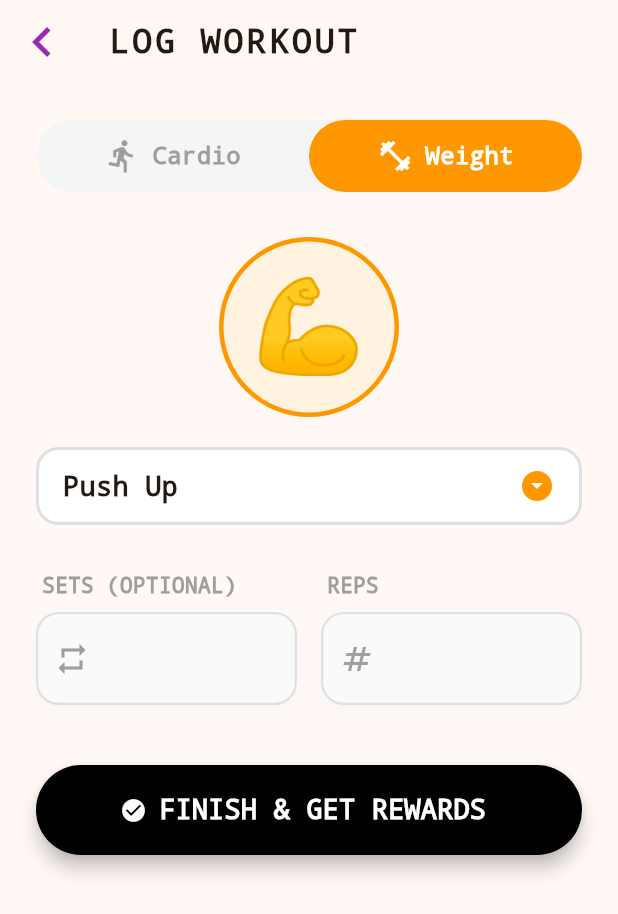
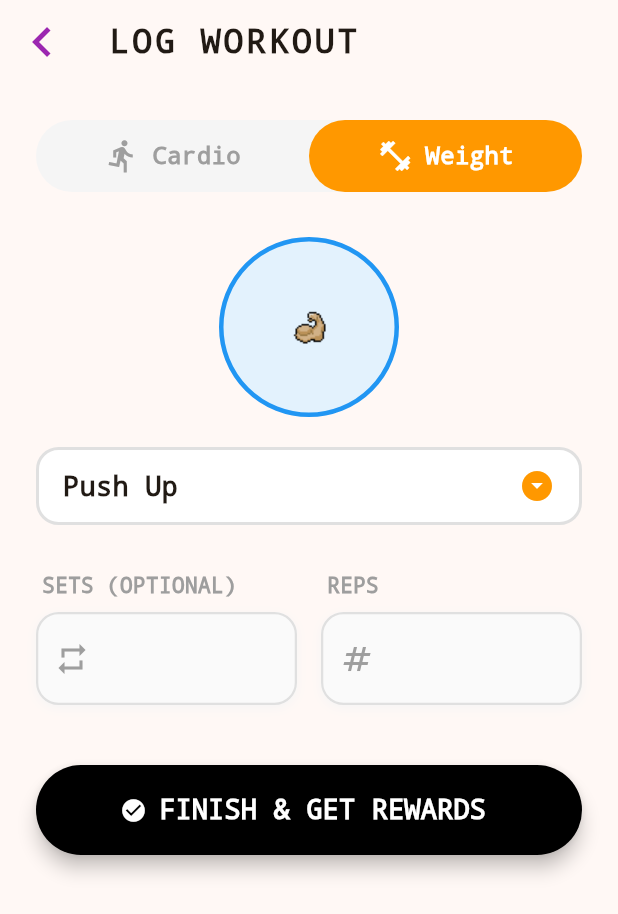
Before and after one commit to Sarankorn2547/habitu, a Flutter app: the WorkoutScreen screen opened directly with empty values, after a tap on "Weight", on a phone screen of 412 x 824 dp. Shown: the top 914 px of the screen. Run offline on Flutter 3.47's test engine with Material 3 defaults, Android fonts, the phone set to English and light mode, and no system bars; our stand-ins replace audioplayers, cloud_firestore, firebase_auth, firebase_core, table_calendar; accounts and stored records are empty.

Commit message:
Change Icons

```diff
--- a/App/lib/main.dart
+++ b/App/lib/main.dart
@@ -21,8 +21,9 @@ void main() async {
   await Firebase.initializeApp(options: DefaultFirebaseOptions.currentPlatform);
   runApp(MyApp());
   await themePlayer.setReleaseMode(ReleaseMode.loop); // ให้เล่นวนซ้ำ
-  await themePlayer.play(AssetSource('audio/themeSong.mp3'));
-  await themePlayer.setVolume(0.3);
+  await themePlayer.play(
+    AssetSource('audio/themeSong.mp3'),
+  ); // เล่นเพลงธีมตอนเปิดแอป);
 }
 
 class MyApp extends StatelessWidget {
--- a/App/lib/screens/workout_screen.dart
+++ b/App/lib/screens/workout_screen.dart
@@ -12,8 +12,6 @@ class WorkoutScreen extends StatefulWidget {
   @override
   _WorkoutScreenState createState() => _WorkoutScreenState();
 }
-
-
 
 class _WorkoutScreenState extends State<WorkoutScreen> {
   // Category Selection
@@ -30,16 +28,6 @@ class _WorkoutScreenState extends State<WorkoutScreen> {
   int _elapsedSeconds = 0;
   bool _isTimerRunning = false;
   bool _isTimerMode = false; // Toggle for Cardio: Manual vs Timer
-
-  final Map<String, String> _exerciseEmojis = {
-    'Running': '🏃',
-    'Cycling': '🚴',
-    'Swimming': '🏊',
-    'Push Up': '💪',
-    'Sit Up': '🧘',
-    'Weight Lifting': '🏋️',
-    'Other': '🤸',
-  };
 
   final List<String> _cardioTypes = ['Running', 'Cycling', 'Swimming'];
   final List<String> _weightTypes = [
@@ -98,7 +86,9 @@ class _WorkoutScreenState extends State<WorkoutScreen> {
     setState(() {
       _selectedCategory = category;
       // Reset selected type based on category
-      _selectedType = category == 'Cardio' ? _cardioTypes.first : _weightTypes.first;
+      _selectedType = category == 'Cardio'
+          ? _cardioTypes.first
+          : _weightTypes.first;
       // Reset inputs
       _resetTimer();
       _isTimerMode = false;
@@ -146,17 +136,27 @@ class _WorkoutScreenState extends State<WorkoutScreen> {
 
             // Exercise Icon
             Container(
-              height: 120, // Slightly smaller
+              height: 120,
               width: 120,
               decoration: BoxDecoration(
-                color: Colors.orange.shade50,
+                color: _selectedCategory == 'Cardio'
+                    ? Colors.orange.shade50
+                    : Colors.blue.shade50, // เปลี่ยนสีพื้นหลังตาม category
                 shape: BoxShape.circle,
-                border: Border.all(color: Colors.orange, width: 3),
+                border: Border.all(
+                  color: _selectedCategory == 'Cardio'
+                      ? Colors.orange
+                      : Colors.blue,
+                  width: 3,
+                ),
               ),
               child: Center(
-                child: Text(
-                  _exerciseEmojis[_selectedType] ?? '🤸',
-                  style: TextStyle(fontSize: 60),
+                child: Image.asset(
+                  // เช็คเงื่อนไขตรงนี้
+                  _selectedCategory == 'Cardio'
+                      ? 'assets/icons/stamina.png' // ถ้าเป็น Cardio
+                      : 'assets/icons/Muscle.png', // ถ้าเป็น Weight (เปลี่ยน path ตามไฟล์ของคุณ)
+                  height: 60,
                 ),
               ),
             ),
@@ -174,17 +174,27 @@ class _WorkoutScreenState extends State<WorkoutScreen> {
                 child: DropdownButton<String>(
                   value: _selectedType,
                   isExpanded: true,
-                  icon: Icon(Icons.arrow_drop_down_circle, color: Colors.orange),
-                  items: (_selectedCategory == 'Cardio' ? _cardioTypes : _weightTypes)
+                  icon: Icon(
+                    Icons.arrow_drop_down_circle,
+                    color: Colors.orange,
+                  ),
+                  items:
+                      (_selectedCategory == 'Cardio'
+                              ? _cardioTypes
+                              : _weightTypes)
                           .map((type) {
                             return DropdownMenuItem(
                               value: type,
                               child: Text(
                                 type,
-                        style: TextStyle(fontSize: 18, fontWeight: FontWeight.bold),
+                                style: TextStyle(
+                                  fontSize: 18,
+                                  fontWeight: FontWeight.bold,
+                                ),
                               ),
                             );
-                  }).toList(),
+                          })
+                          .toList(),
                   onChanged: (val) {
                     setState(() {
                       _selectedType = val!;
@@ -196,8 +206,10 @@ class _WorkoutScreenState extends State<WorkoutScreen> {
             SizedBox(height: 30),
 
             // Dynamic Content based on Category
-            if (_selectedCategory == 'Cardio') _buildCardioContent()
-            else _buildWeightContent(),
+            if (_selectedCategory == 'Cardio')
+              _buildCardioContent()
+            else
+              _buildWeightContent(),
 
             SizedBox(height: 40),
 
@@ -212,7 +224,8 @@ class _WorkoutScreenState extends State<WorkoutScreen> {
                   style: TextStyle(
                     color: Colors.white,
                     fontSize: 18,
-                      fontWeight: FontWeight.bold),
+                    fontWeight: FontWeight.bold,
+                  ),
                 ),
                 style: ElevatedButton.styleFrom(
                   backgroundColor: Colors.black,
@@ -224,21 +237,23 @@ class _WorkoutScreenState extends State<WorkoutScreen> {
                 onPressed: () async {
                   if (_isTimerRunning) {
                     ScaffoldMessenger.of(context).showSnackBar(
-                        SnackBar(content: Text("Please stop the timer first!"))
+                      SnackBar(content: Text("Please stop the timer first!")),
                     );
                     return;
                   }
 
                   // Validate inputs
-                  if (_selectedCategory == 'Cardio' && _durationController.text.isEmpty) {
+                  if (_selectedCategory == 'Cardio' &&
+                      _durationController.text.isEmpty) {
                     ScaffoldMessenger.of(context).showSnackBar(
-                        SnackBar(content: Text("Please enter duration"))
+                      SnackBar(content: Text("Please enter duration")),
                     );
                     return;
                   }
-                  if (_selectedCategory == 'Weight' && _repsController.text.isEmpty) {
+                  if (_selectedCategory == 'Weight' &&
+                      _repsController.text.isEmpty) {
                     ScaffoldMessenger.of(context).showSnackBar(
-                        SnackBar(content: Text("Please enter reps"))
+                      SnackBar(content: Text("Please enter reps")),
                     );
                     return;
                   }
@@ -323,7 +338,11 @@ class _WorkoutScreenState extends State<WorkoutScreen> {
         if (_isTimerMode) ...[
           Text(
             _formatTime(_elapsedSeconds),
-            style: TextStyle(fontSize: 60, fontWeight: FontWeight.bold, fontFamily: 'monospace'),
+            style: TextStyle(
+              fontSize: 60,
+              fontWeight: FontWeight.bold,
+              fontFamily: 'monospace',
+            ),
           ),
           SizedBox(height: 20),
           Row(
@@ -355,7 +374,7 @@ class _WorkoutScreenState extends State<WorkoutScreen> {
         ] else ...[
           _buildInputLabel("DURATION (MINUTES)"),
           _buildTextField(_durationController, Icons.timer_outlined),
-        ]
+        ],
       ],
     );
   }
@@ -396,7 +415,10 @@ class _WorkoutScreenState extends State<WorkoutScreen> {
       child: Text(
         label,
         style: TextStyle(
-            fontWeight: FontWeight.bold, fontSize: 14, color: Colors.grey),
+          fontWeight: FontWeight.bold,
+          fontSize: 14,
+          color: Colors.grey,
+        ),
       ),
     );
   }
@@ -411,7 +433,7 @@ class _WorkoutScreenState extends State<WorkoutScreen> {
             color: Colors.grey.shade100,
             blurRadius: 5,
             offset: Offset(0, 2),
-          )
+          ),
         ],
       ),
       child: TextFormField(
@@ -444,23 +466,32 @@ class _WorkoutScreenState extends State<WorkoutScreen> {
     showDialog(
       context: context,
       builder: (context) => AlertDialog(
-        title: Text("GREAT JOB!",
+        title: Text(
+          "GREAT JOB!",
           textAlign: TextAlign.center,
-            style: TextStyle(fontWeight: FontWeight.bold)),
+          style: TextStyle(fontWeight: FontWeight.bold),
+        ),
         content: Column(
           mainAxisSize: MainAxisSize.min,
           children: [
             Text("🎉", style: TextStyle(fontSize: 60)),
             SizedBox(height: 10),
-            Text("Pet stats successfully updated!", textAlign: TextAlign.center),
+            Text(
+              "Pet stats successfully updated!",
+              textAlign: TextAlign.center,
+            ),
           ],
         ),
         actions: [
           TextButton(
             onPressed: () => Navigator.pop(context),
-            child: Text("AWESOME",
-                style:
-                    TextStyle(color: Colors.orange, fontWeight: FontWeight.bold)),
+            child: Text(
+              "AWESOME",
+              style: TextStyle(
+                color: Colors.orange,
+                fontWeight: FontWeight.bold,
+              ),
+            ),
           ),
         ],
       ),
```
Also changed, not shown: App/lib/screens/pomodoro_screen.dart (+7 -16 lines), App/lib/screens/settings_screen.dart (+6 -6 lines), App/lib/screens/sleep_screen.dart (+11 -13 lines), App/assets/icons/BackgroundMusic.png (added), App/assets/icons/ChangePassword.png (added), App/assets/icons/ChangeUsername.png (added), App/assets/icons/DeleteAccount.png (added), App/assets/icons/DeleteAllData.png (added), App/assets/icons/Logout.png (added), App/assets/icons/Muscle.png (added), App/assets/icons/hourglass.png (added), App/assets/icons/moon-2.png (added), App/assets/icons/runningman.png (added), App/assets/icons/stamina.png (added), 2 more files. Lines whose indentation alone changed are shown as unchanged.
